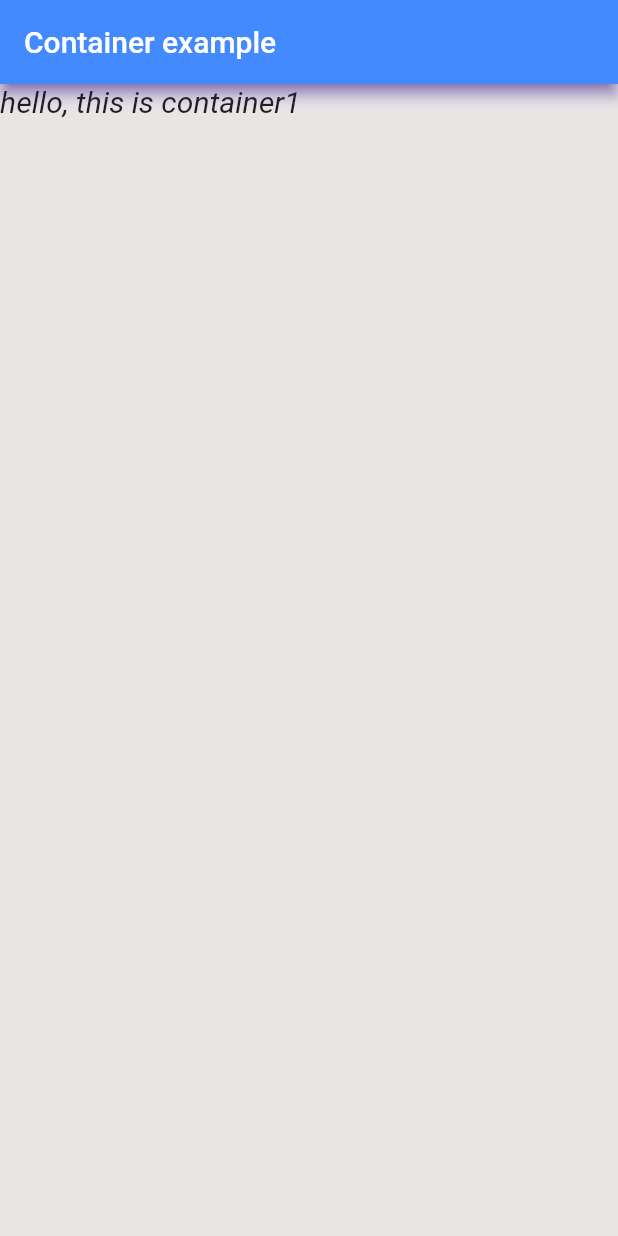
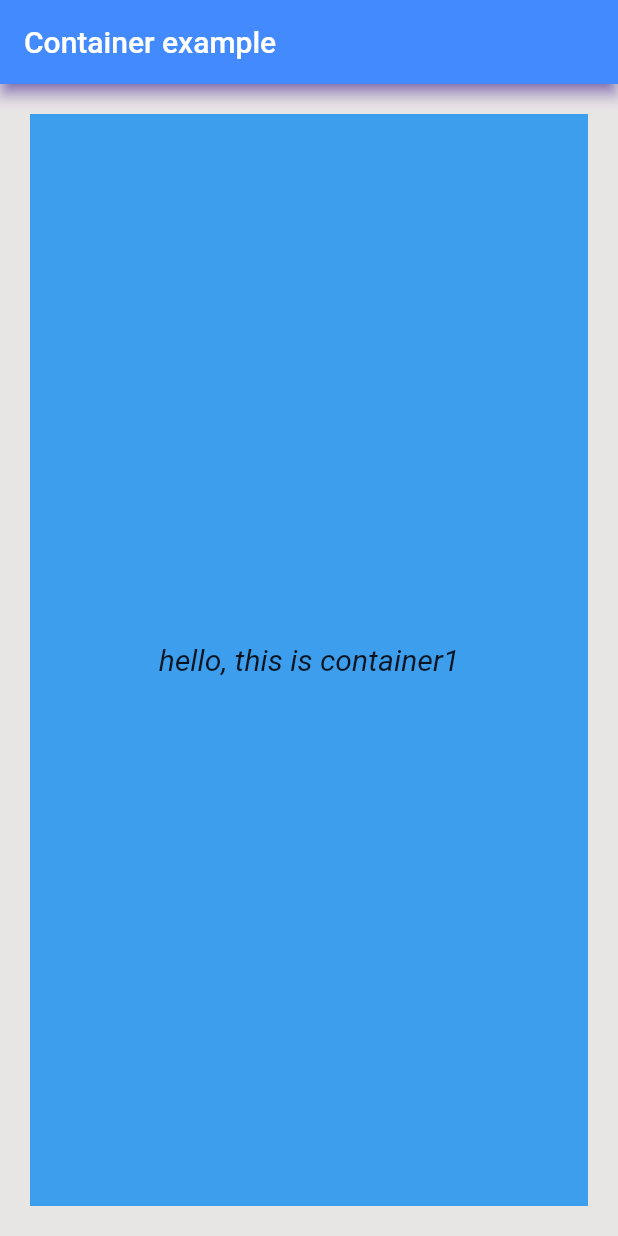
Before and after one commit to kirtijangid/container, a Flutter app: the screen it shows after launch, on a phone screen of 412 x 824 dp. Run offline on Flutter 3.47's test engine with Material 2 defaults, Android fonts, the phone set to English and light mode, and no system bars.

Commit message:
giving margin & color to container

```diff
--- a/lib/main.dart
+++ b/lib/main.dart
@@ -41,6 +41,9 @@ class MyApp extends StatelessWidget {
             child: Container(
               height: 100,
               width: double.infinity,
+              color: const Color.fromARGB(255, 60, 158, 237),
+              margin: EdgeInsets.all(20),
+              alignment: Alignment.center,
               child: Text(
                 'hello, this is container1',
                 style: TextStyle(
```
